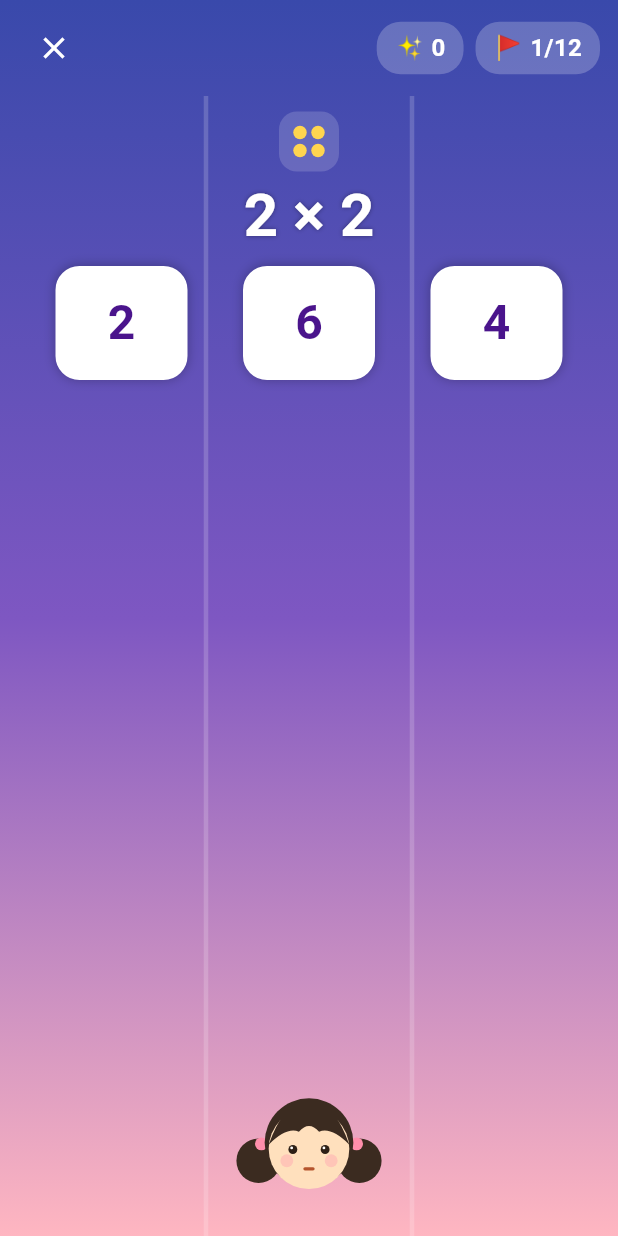
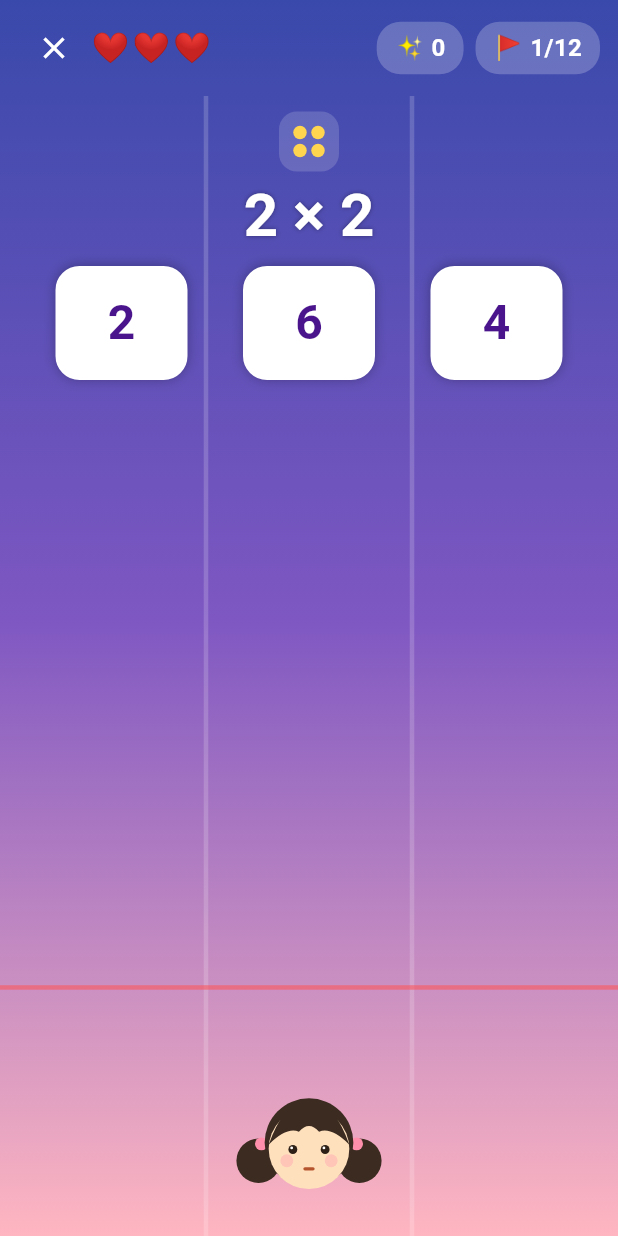
Before and after one commit to sooperdong/daon_2x2, a Flutter app: the screen it shows after launch, after a tap on an icon or button, on a phone screen of 412 x 824 dp. Run offline on Flutter 3.47's test engine with Material 3 defaults, Android fonts, the phone set to English and light mode, and no system bars; our stand-ins replace cloud_firestore, firebase_core, hive_flutter, image_picker; accounts and stored records are empty.

Commit message:
feat: 목숨 게이지 + 낙하 위험선 연출 추가 (실패는 없음)
게이트가 결정선(30%)에 도착한 뒤 멈추지 않고 위험선(78%)까지
2.6초간 계속 떨어지도록 변경. 그 안에 답하지 못하면(시간 초과)
목숨을 하나 깎고, 화면은 낙하가 진행될수록 더 붉어진다.

목숨이 0이 되어도 런은 끝나지 않는다 — "위험했다! 하지만 무사
탈출!!" 코믹 연출이 나온 뒤 목숨을 3으로 회복하고 계속 진행.
문을 고르는 순간 낙하는 그 자리에서 멈춘다("딱 잡았다" 느낌).

HUD에 하트 3개로 남은 목숨 표시. 시간 초과도 SM-2에는 오답으로
반영(인출 실패로 취급).

https://claude.ai/code/session_01AiZMHfjQBYZANnPaU4P81S

```diff
--- a/lib/screens/runner_screen.dart
+++ b/lib/screens/runner_screen.dart
@@ -21,8 +21,9 @@ const _wrongPhrases = [
 
 /// 콤보 러너 — 곱셈이 곧 게임 메커니즘.
 /// 연속 정답이 쌓이면 콤보가 올라가고 별가루 배율이 늘어난다.
-/// 게이트가 빠르게 달려들수록 화면이 붉게 물들며 긴장감을 준다.
-/// 틀려도 죽지 않는다(no-fail) — 콤보만 리셋된다.
+/// 게이트가 결정선을 지나 위험선까지 떨어지는 동안 답하지 못하면(시간 초과)
+/// 목숨이 하나 깎인다. 하지만 목숨이 0이 되어도 게임이 끝나지 않고
+/// 코믹하게 위기를 탈출한 뒤 목숨을 회복한다 — 진짜 실패는 없다(no-fail).
 class RunnerScreen extends StatefulWidget {
   final GameRepository repo;
 
@@ -36,12 +37,17 @@ class _RunnerScreenState extends State<RunnerScreen>
     with TickerProviderStateMixin {
   final _rng = Random();
 
-  // 게이트가 위에서 내려오는 연출 — Curves.easeIn 으로 마지막에 확 달려든다
+  // 게이트가 위에서 결정선까지 내려오는 연출 — Curves.easeIn 으로 마지막에 확 달려든다
   late final AnimationController _approach;
   late final CurvedAnimation _approachCurved;
 
-  // 오답 시 캐릭터 흔들기
+  // 결정선에서 위험선까지 계속 떨어지는 2단계 — 시간 초과 압박
+  late final AnimationController _descent;
+
+  // 오답/시간초과 시 캐릭터 흔들기
   late final AnimationController _shake;
+
+  static const int _maxLives = 3;
 
   RunnerGate? _gate;
   int _gateNo = 0;
@@ -51,6 +57,8 @@ class _RunnerScreenState extends State<RunnerScreen>
   int _correct = 0;
   int _wrong = 0;
   int _lastEarned = 0; // 마지막 답변으로 얻은 별가루
+  int _lives = _maxLives;
+  bool _rescuing = false; // 목숨 0 → 코믹 탈출 연출 중
 
   int? _chosen;
   bool _showFeedback = false;
@@ -77,6 +85,10 @@ class _RunnerScreenState extends State<RunnerScreen>
       parent: _approach,
       curve: Curves.easeIn,
     );
+    _descent = AnimationController(
+      vsync: this,
+      duration: const Duration(milliseconds: 2600),
+    );
     _shake = AnimationController(
       vsync: this,
       duration: const Duration(milliseconds: 380),
@@ -87,7 +99,13 @@ class _RunnerScreenState extends State<RunnerScreen>
           _gateArrived = true;
           _gateArrivalTime = DateTime.now();
         });
+        _descent
+          ..reset()
+          ..forward();
       }
+    });
+    _descent.addStatusListener((status) {
+      if (status == AnimationStatus.completed) _onTimeout();
     });
     _loadGate();
   }
@@ -96,6 +114,7 @@ class _RunnerScreenState extends State<RunnerScreen>
   void dispose() {
     _approachCurved.dispose();
     _approach.dispose();
+    _descent.dispose();
     _shake.dispose();
     super.dispose();
   }
@@ -116,6 +135,7 @@ class _RunnerScreenState extends State<RunnerScreen>
       _gateArrivalTime = null;
       _expr = DajoyExpression.focus;
     });
+    _descent.reset();
     _approach
       ..reset()
       ..forward();
@@ -124,6 +144,7 @@ class _RunnerScreenState extends State<RunnerScreen>
   Future<void> _choose(int doorIndex) async {
     final gate = _gate;
     if (gate == null || _busy || _chosen != null) return;
+    _descent.stop(); // 답을 고른 순간 낙하를 멈춘다 — "딱 잡았다" 느낌
 
     final correct = doorIndex == gate.correctIndex;
     final card = gate.card;
@@ -198,6 +219,55 @@ class _RunnerScreenState extends State<RunnerScreen>
     }
   }
 
+  /// 게이트가 위험선까지 떨어졌는데 아직 답하지 않은 경우 — 시간 초과.
+  /// 목숨을 하나 깎지만, 0이 되어도 게임을 끝내지 않고 코믹하게 탈출시킨다.
+  Future<void> _onTimeout() async {
+    final gate = _gate;
+    if (gate == null || _busy || _chosen != null || !mounted) return;
+
+    final card = gate.card;
+    final now = DateTime.now();
+
+    if (!_firstSeen.contains(card.id)) {
+      _firstSeen.add(card.id);
+      Sm2Scheduler.review(card, correct: false, now: now);
+      await widget.repo.saveCard(card);
+    }
+    await widget.repo.logAnswer(
+      cardId: card.id,
+      correct: false,
+      firstAttempt: true,
+      at: now,
+    );
+
+    final ranOut = _lives <= 1;
+    setState(() {
+      _busy = true;
+      _showFeedback = true;
+      _lastCorrect = false;
+      _wrong++;
+      _combo = 0;
+      _lastEarned = 0;
+      _expr = DajoyExpression.silly;
+      _gagText = '⏰ 시간 초과!';
+      _lives = ranOut ? _maxLives : _lives - 1; // 0이 되면 즉시 회복(코믹 탈출)
+      _rescuing = ranOut;
+    });
+    _shake.forward(from: 0);
+
+    await Future.delayed(Duration(milliseconds: ranOut ? 2200 : 1700));
+    if (!mounted) return;
+    if (_rescuing) setState(() => _rescuing = false);
+
+    _gateNo++;
+    if (_gateNo >= RunnerEngine.gatesPerRun) {
+      await _finish();
+    } else {
+      setState(() => _busy = false);
+      _loadGate();
+    }
+  }
+
   Future<void> _finish() async {
     if (_gagText != null) setState(() => _gagText = null);
     final repo = widget.repo;
@@ -250,10 +320,13 @@ class _RunnerScreenState extends State<RunnerScreen>
   Widget build(BuildContext context) {
     return Scaffold(
       body: AnimatedBuilder(
-        animation: _approachCurved,
+        animation: Listenable.merge([_approachCurved, _descent]),
         builder: (ctx, child) {
-          // 게이트가 가까워질수록 (0.65 이후) 배경이 붉게 변한다 — 긴장감
-          final u = ((_approachCurved.value - 0.65) / 0.35).clamp(0.0, 1.0);
+          // 1단계: 게이트가 가까워질수록(0.65 이후) 붉어짐.
+          // 2단계(결정선 통과 후): 위험선에 가까워질수록 더 진하게 붉어짐 — 긴장감 최고조
+          final u = _gateArrived
+              ? _descent.value
+              : ((_approachCurved.value - 0.65) / 0.35).clamp(0.0, 1.0);
           return Container(
             decoration: BoxDecoration(
               gradient: LinearGradient(
@@ -291,6 +364,7 @@ class _RunnerScreenState extends State<RunnerScreen>
             icon: const Icon(Icons.close, color: Colors.white),
             tooltip: '그만하기',
           ),
+          _buildLives(),
           const Spacer(),
           _hudChip('✨', '$_score'),
           if (_combo >= 2) ...[
@@ -302,6 +376,19 @@ class _RunnerScreenState extends State<RunnerScreen>
               '${(_gateNo + 1).clamp(1, RunnerEngine.gatesPerRun)}/${RunnerEngine.gatesPerRun}'),
         ],
       ),
+    );
+  }
+
+  Widget _buildLives() {
+    return Row(
+      children: [
+        for (var i = 0; i < _maxLives; i++)
+          Padding(
+            padding: const EdgeInsets.symmetric(horizontal: 1),
+            child: Text(i < _lives ? '❤️' : '🖤',
+                style: const TextStyle(fontSize: 20)),
+          ),
+      ],
     );
   }
 
@@ -324,17 +411,31 @@ class _RunnerScreenState extends State<RunnerScreen>
         final h = constraints.maxHeight;
         final w = constraints.maxWidth;
         final decisionY = h * 0.30;
+        final dangerY = h * 0.78;
         final gate = _gate;
 
         return Stack(
           children: [
             Positioned.fill(child: CustomPaint(painter: _LanePainter())),
 
+            // 위험선 — 여기까지 떨어지면 시간 초과
+            Positioned(
+              top: dangerY,
+              left: 0,
+              right: 0,
+              child: Container(
+                height: 3,
+                color: Colors.redAccent.withValues(alpha: 0.55),
+              ),
+            ),
+
             if (gate != null)
               AnimatedBuilder(
-                animation: _approachCurved,
+                animation: Listenable.merge([_approachCurved, _descent]),
                 builder: (context, child) {
-                  final top = _lerp(-h * 0.32, decisionY, _approachCurved.value);
+                  final top = _gateArrived
+                      ? _lerp(decisionY, dangerY, _descent.value)
+                      : _lerp(-h * 0.32, decisionY, _approachCurved.value);
                   return Positioned(
                       top: top, left: 0, right: 0, child: child!);
                 },
@@ -378,6 +479,28 @@ class _RunnerScreenState extends State<RunnerScreen>
                             blurRadius: 6,
                             offset: Offset(1, 2))
                       ],
+                    ),
+                  ),
+                ),
+              ),
+
+            // 목숨 0 → 코믹 탈출 연출 (실제로는 게임이 끝나지 않는다)
+            if (_rescuing)
+              Positioned.fill(
+                child: Container(
+                  color: Colors.white.withValues(alpha: 0.85),
+                  child: Center(
+                    child: Text(
+                      '😱💥 위험했다!!\n하지만 무사 탈출!! ✨',
+                      textAlign: TextAlign.center,
+                      style: TextStyle(
+                        fontSize: 28,
+                        fontWeight: FontWeight.bold,
+                        color: const Color(0xFFE65100),
+                        shadows: const [
+                          Shadow(color: Colors.black26, blurRadius: 4),
+                        ],
+                      ),
                     ),
                   ),
                 ),
```
